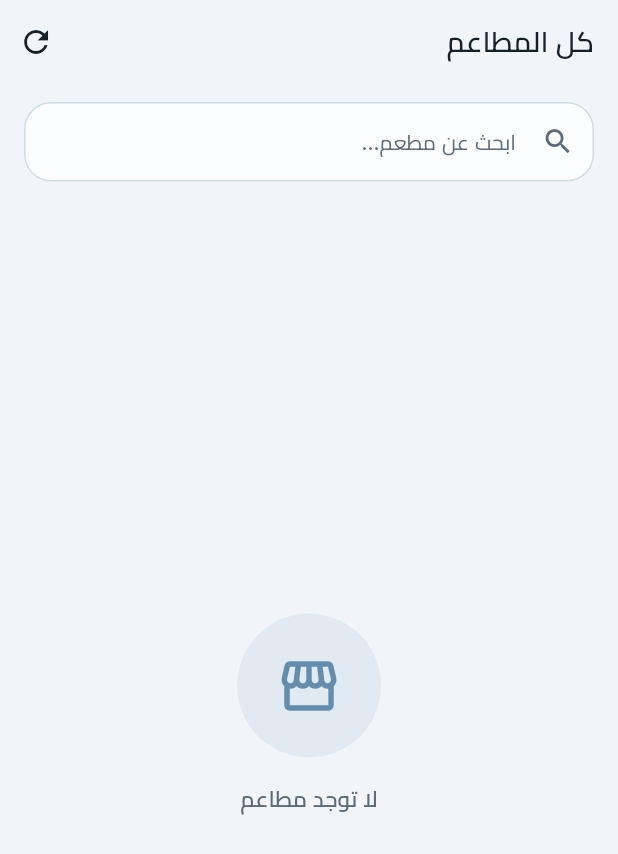
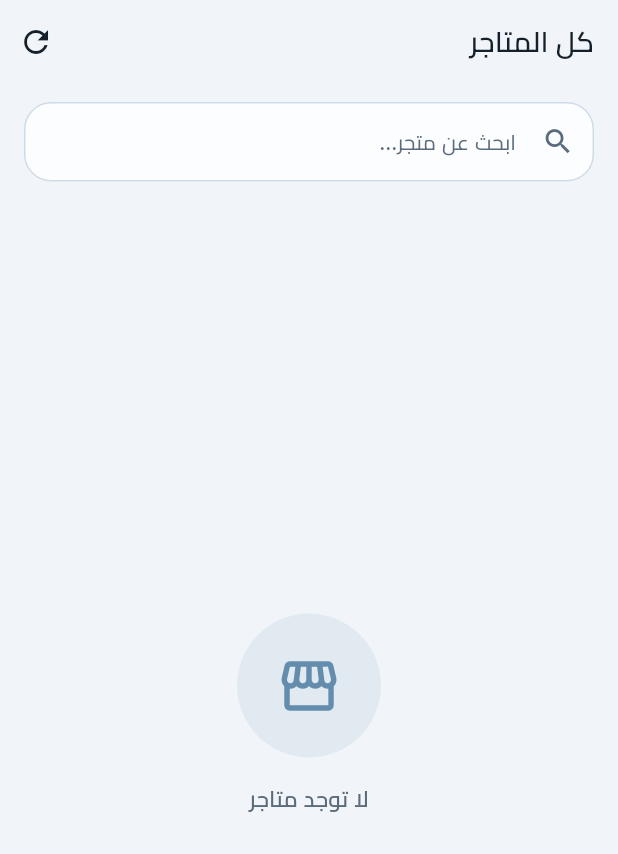
Before and after one commit to AhmedSharkawy1/ASN, a Flutter app: the SuperAdminScreen screen opened by its route, on a phone screen of 412 x 824 dp. Shown: the top 854 px of the screen. Run offline on Flutter 3.47's test engine with Material 3 defaults, Android fonts, the phone set to English and light mode, and no system bars; our stand-ins replace cached_network_image, connectivity_plus, dio, fl_chart, flutter_local_notifications, flutter_riverpod and 9 more; missing offline and left inert: flutter_foreground_task; accounts and stored records are empty.

Commit message:
feat(app): show per-item notes and the delivery zone, and drop "restaurant"
The menu serves cafes and shops too, so the app is now "ASN Menu" and the
user-facing strings no longer say restaurant.

Order details and order alerts gained two fields the web checkout has been
sending all along:
- the customer's note for a specific item, rendered under that item
- the delivery zone they picked, shown beside the written address

order_model reads both the web shape (notes) and the POS shape (note), so
neither source loses the text. The alert builder is shared by the live
listener and the background isolate, so notifications and the orders screen
cannot drift apart.

Covered by test/order_details_test.dart.

Co-Authored-By: Claude Opus 5 <noreply@anthropic.com>

```diff
--- a/asn_app/lib/app.dart
+++ b/asn_app/lib/app.dart
@@ -53,7 +53,7 @@ class _AsnAppState extends ConsumerState<AsnApp> {
     OrderNotificationService.navigateTo = router.go;
 
     return MaterialApp.router(
-      title: 'ASN Restaurant',
+      title: 'ASN Menu',
       debugShowCheckedModeBanner: false,
       themeMode: themeMode,
       theme: AppTheme.lightTheme,
--- a/asn_app/lib/core/localization/l10n/app_ar.arb
+++ b/asn_app/lib/core/localization/l10n/app_ar.arb
@@ -1,6 +1,6 @@
 {
   "@@locale": "ar",
-  "appName": "مطعم ASN",
+  "appName": "ASN Menu",
   "loginTitle": "تسجيل الدخول",
   "loginSubtitle": "أدخل بياناتك للمتابعة إلى حسابك",
   "usernameOrEmail": "البريد الإلكتروني أو اسم المستخدم",
@@ -193,5 +193,6 @@
   "ingredients": "المكونات",
   "addIngredient": "إضافة مكوّن",
   "ingredient": "المكوّن",
+  "deliveryZone": "المنطقة",
   "noIngredients": "لا توجد مكونات بعد."
 }
--- a/asn_app/lib/core/localization/l10n/app_en.arb
+++ b/asn_app/lib/core/localization/l10n/app_en.arb
@@ -1,6 +1,6 @@
 {
   "@@locale": "en",
-  "appName": "ASN Restaurant",
+  "appName": "ASN Menu",
   "loginTitle": "Sign In",
   "loginSubtitle": "Enter your credentials to access your account",
   "usernameOrEmail": "Email or Username",
@@ -193,5 +193,6 @@
   "ingredients": "Ingredients",
   "addIngredient": "Add Ingredient",
   "ingredient": "Ingredient",
+  "deliveryZone": "Zone",
   "noIngredients": "No ingredients yet."
 }
--- a/asn_app/lib/core/localization/l10n/app_localizations.dart
+++ b/asn_app/lib/core/localization/l10n/app_localizations.dart
@@ -101,7 +101,7 @@ abstract class AppLocalizations {
   /// No description provided for @appName.
   ///
   /// In ar, this message translates to:
-  /// **'مطعم ASN'**
+  /// **'ASN Menu'**
   String get appName;
 
   /// No description provided for @loginTitle.
@@ -1256,6 +1256,12 @@ abstract class AppLocalizations {
   /// **'المكوّن'**
   String get ingredient;
 
+  /// No description provided for @deliveryZone.
+  ///
+  /// In ar, this message translates to:
+  /// **'المنطقة'**
+  String get deliveryZone;
+
   /// No description provided for @noIngredients.
   ///
   /// In ar, this message translates to:
--- a/asn_app/lib/core/localization/l10n/app_localizations_ar.dart
+++ b/asn_app/lib/core/localization/l10n/app_localizations_ar.dart
@@ -9,7 +9,7 @@ class AppLocalizationsAr extends AppLocalizations {
   AppLocalizationsAr([String locale = 'ar']) : super(locale);
 
   @override
-  String get appName => 'مطعم ASN';
+  String get appName => 'ASN Menu';
 
   @override
   String get loginTitle => 'تسجيل الدخول';
@@ -591,5 +591,8 @@ class AppLocalizationsAr extends AppLocalizations {
   String get ingredient => 'المكوّن';
 
   @override
+  String get deliveryZone => 'المنطقة';
+
+  @override
   String get noIngredients => 'لا توجد مكونات بعد.';
 }
--- a/asn_app/lib/core/localization/l10n/app_localizations_en.dart
+++ b/asn_app/lib/core/localization/l10n/app_localizations_en.dart
@@ -9,7 +9,7 @@ class AppLocalizationsEn extends AppLocalizations {
   AppLocalizationsEn([String locale = 'en']) : super(locale);
 
   @override
-  String get appName => 'ASN Restaurant';
+  String get appName => 'ASN Menu';
 
   @override
   String get loginTitle => 'Sign In';
@@ -591,5 +591,8 @@ class AppLocalizationsEn extends AppLocalizations {
   String get ingredient => 'Ingredient';
 
   @override
+  String get deliveryZone => 'Zone';
+
+  @override
   String get noIngredients => 'No ingredients yet.';
 }
--- a/asn_app/lib/core/services/background_order_service.dart
+++ b/asn_app/lib/core/services/background_order_service.dart
@@ -76,7 +76,7 @@ class BackgroundOrderService {
 
     await FlutterForegroundTask.startService(
       serviceId: 4401,
-      notificationTitle: 'ASN — تنبيهات الطلبات',
+      notificationTitle: 'ASN Menu — تنبيهات الطلبات',
       notificationText: 'في انتظار الطلبات الجديدة',
       callback: startOrderListenerCallback,
     );
--- a/asn_app/lib/core/services/order_poll_client.dart
+++ b/asn_app/lib/core/services/order_poll_client.dart
@@ -80,7 +80,7 @@ class OrderPollClient {
 
       final url = '${AppConfig.supabaseUrl}/rest/v1/orders'
           '?select=id,order_number,customer_name,customer_phone,customer_address,notes,'
-          'total,subtotal,discount,delivery_fee,payment_method,order_type,items,is_draft,created_at'
+          'total,subtotal,discount,delivery_fee,payment_method,order_type,delivery_zone_name,items,is_draft,created_at'
           '&restaurant_id=eq.$restaurantId'
           '&created_at=gt.${Uri.encodeQueryComponent(sinceUtc.toIso8601String())}'
           '&order=created_at.asc';
--- a/asn_app/lib/core/theme/app_theme.dart
+++ b/asn_app/lib/core/theme/app_theme.dart
@@ -1,3 +1,4 @@
+import 'package:flutter/cupertino.dart' show CupertinoPageTransitionsBuilder;
 import 'package:flutter/material.dart';
 import 'package:asn_app/core/theme/app_colors.dart';
 import 'package:asn_app/core/theme/app_typography.dart';
@@ -35,9 +36,10 @@ class AppTheme {
         labelSmall: _t(AppTypography.labelSmall).copyWith(color: muted),
       ).apply(bodyColor: body, displayColor: body);
 
-  // Subtle, quick, never bouncy.
+  // Subtle, quick, never bouncy. (Not const: CupertinoPageTransitionsBuilder
+  // stopped being a const constructor in Flutter 3.44.)
   static const PageTransitionsTheme _transitions = PageTransitionsTheme(
-    builders: {
+    builders: <TargetPlatform, PageTransitionsBuilder>{
       TargetPlatform.android: FadeUpwardsPageTransitionsBuilder(),
       TargetPlatform.iOS: CupertinoPageTransitionsBuilder(),
     },
--- a/asn_app/lib/features/auth/data/repositories/auth_repository_impl.dart
+++ b/asn_app/lib/features/auth/data/repositories/auth_repository_impl.dart
@@ -193,7 +193,7 @@ class AuthRepositoryImpl implements AuthRepository {
             }
             permissions['_isAdmin'] = false;
           } else {
-            throw const AuthException('تعذر العثور على بيانات المطعم المرتبطة');
+            throw const AuthException('تعذر العثور على بيانات الحساب المرتبطة');
           }
         }
       }
--- a/asn_app/lib/features/products/presentation/widgets/reorder_items_sheet.dart
+++ b/asn_app/lib/features/products/presentation/widgets/reorder_items_sheet.dart
@@ -86,9 +86,9 @@ class _ReorderItemsSheetState extends ConsumerState<ReorderItemsSheet> {
               scrollController: scrollController,
               padding: const EdgeInsets.all(AppSpacing.sm),
               itemCount: _items.length,
-              onReorder: (oldIndex, newIndex) {
+              // onReorderItem already adjusts newIndex for the removed row.
+              onReorderItem: (oldIndex, newIndex) {
                 setState(() {
-                  if (newIndex > oldIndex) newIndex--;
                   final item = _items.removeAt(oldIndex);
                   _items.insert(newIndex, item);
                 });
--- a/asn_app/lib/features/settings/presentation/screens/notification_diagnostics_screen.dart
+++ b/asn_app/lib/features/settings/presentation/screens/notification_diagnostics_screen.dart
@@ -99,7 +99,7 @@ class _NotificationDiagnosticsScreenState
   Future<void> _runManualCheck() async {
     final rid = _restaurantId;
     if (rid == null) {
-      showAppSnackBar(context, 'لا يوجد مطعم مرتبط بالحساب', type: AppSnackBarType.error);
+      showAppSnackBar(context, 'لا يوجد متجر مرتبط بالحساب', type: AppSnackBarType.error);
       return;
     }
     setState(() => _checking = true);
@@ -210,7 +210,7 @@ class _NotificationDiagnosticsScreenState
                   _notificationsEnabled ?? false,
                 ),
                 _statusTile(
-                  'رقم المطعم في الخلفية',
+                  'رقم المتجر في الخلفية',
                   _bgRestaurantId?.isNotEmpty == true
                       ? _bgRestaurantId!
                       : 'غير محفوظ — سجّل الدخول مرة أخرى',
--- a/asn_app/lib/features/superadmin/presentation/screens/super_admin_screen.dart
+++ b/asn_app/lib/features/superadmin/presentation/screens/super_admin_screen.dart
@@ -92,7 +92,7 @@ class _SuperAdminScreenState extends ConsumerState<SuperAdminScreen> {
 
     return Scaffold(
       appBar: AppBar(
-        title: const Text('كل المطاعم'),
+        title: const Text('كل المتاجر'),
         actions: [
           IconButton(
             icon: const Icon(Icons.refresh),
@@ -109,7 +109,7 @@ class _SuperAdminScreenState extends ConsumerState<SuperAdminScreen> {
             child: TextField(
               onChanged: (v) => setState(() => _query = v),
               decoration: InputDecoration(
-                hintText: 'ابحث عن مطعم...',
+                hintText: 'ابحث عن متجر...',
                 prefixIcon: const Icon(Icons.search, size: 22),
                 isDense: true,
                 border: OutlineInputBorder(
@@ -135,7 +135,7 @@ class _SuperAdminScreenState extends ConsumerState<SuperAdminScreen> {
                 if (list.isEmpty) {
                   return const AppEmptyState(
                     icon: Icons.storefront_outlined,
-                    message: 'لا توجد مطاعم',
+                    message: 'لا توجد متاجر',
                   );
                 }
 
@@ -201,7 +201,7 @@ class _ActiveBanner extends ConsumerWidget {
               onPressed: () async {
                 await ref.read(impersonationProvider.notifier).exit();
                 if (context.mounted) {
-                  showAppSnackBar(context, 'تم الخروج من المطعم',
+                  showAppSnackBar(context, 'تم الخروج من المتجر',
                       type: AppSnackBarType.info);
                 }
               },
--- a/asn_app/lib/shared/presentation/widgets/app_navigation_drawer.dart
+++ b/asn_app/lib/shared/presentation/widgets/app_navigation_drawer.dart
@@ -326,7 +326,7 @@ class AppNavigationDrawer extends ConsumerWidget {
                   if (permsNotifier.isSuperAdmin)
                     _buildDrawerTile(
                       context: context,
-                      title: 'كل المطاعم',
+                      title: 'كل المتاجر',
                       icon: Icons.storefront_outlined,
                       isActive: currentRoute == '/super-admin',
                       onTap: () {
```
Also changed, not shown: asn_app/lib/core/services/order_alert_builder.dart (+9 -0 lines), asn_app/lib/features/orders/data/models/order_model.dart (+14 -1 lines), asn_app/lib/features/orders/domain/entities/order_entity.dart (+9 -0 lines), asn_app/lib/features/orders/presentation/screens/orders_list_screen.dart (+37 -1 lines), asn_app/pubspec.lock, 3 other files.
